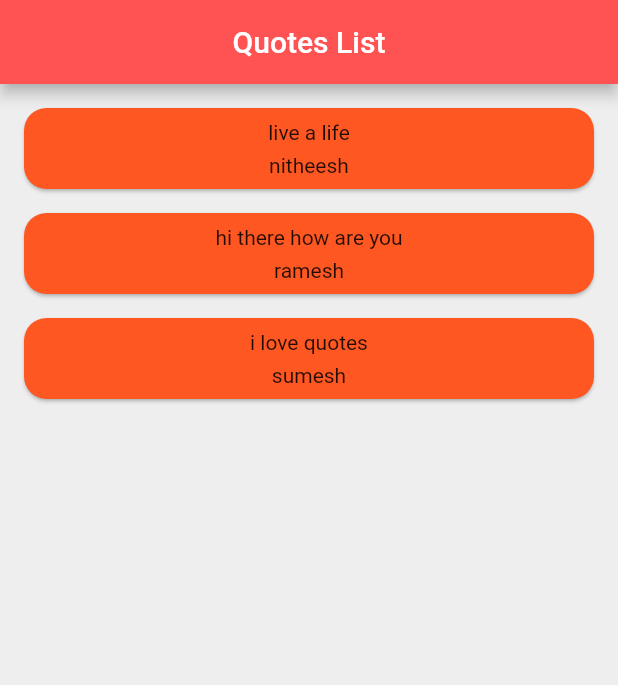
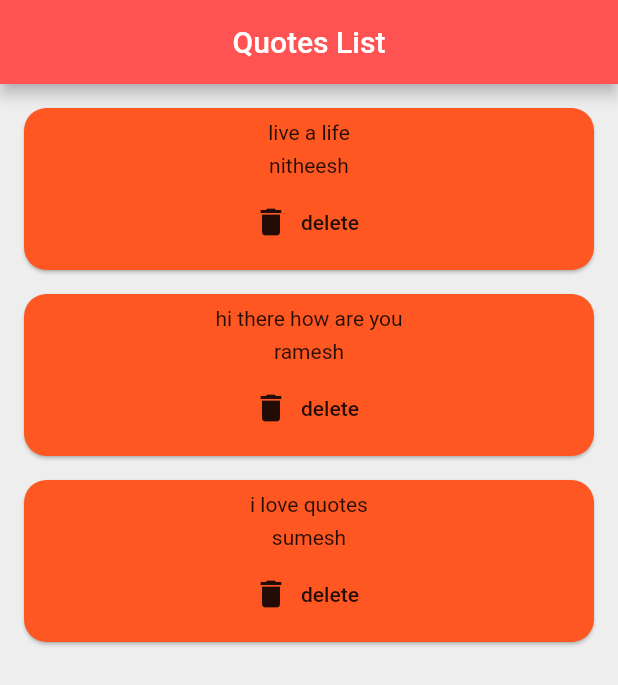
Before and after one commit to imnithish/myapp, a Flutter app: the screen it shows after launch, on a phone screen of 412 x 824 dp. Shown: the top 685 px of the screen. Run offline on Flutter 3.47's test engine with Material 2 defaults, Android fonts, the phone set to English and light mode, and no system bars.

Commit message:
functions as parameters

```diff
--- a/lib/main.dart
+++ b/lib/main.dart
@@ -3,7 +3,8 @@ import 'package:flutter/material.dart';
 import 'quote.dart';
 import 'quote_card.dart';
 
-void main() => runApp(MaterialApp(
+void main() =>
+    runApp(MaterialApp(
       home: QuoteList(),
     ));
 
@@ -30,7 +31,16 @@ class _QuoteListState extends State<QuoteList> {
       ),
       body: Column(
         crossAxisAlignment: CrossAxisAlignment.stretch,
-        children: quotes.map((quotes) => QuoteCard(quote: quotes)).toList(),
+        children: quotes
+            .map((quote) =>
+            QuoteCard(
+                quote: quote,
+                delete: () {
+                  setState(() {
+                    quotes.remove(quote);
+                  });
+                }))
+            .toList(),
       ),
     );
   }
--- a/lib/quote.dart
+++ b/lib/quote.dart
@@ -4,4 +4,5 @@ class Quote {
 
   Quote({this.text, this.author});
 
+
 }
--- a/lib/quote_card.dart
+++ b/lib/quote_card.dart
@@ -4,8 +4,9 @@ import 'package:myapp/quote.dart';
 
 class QuoteCard extends StatelessWidget {
   final Quote quote;
+  final Function delete;
 
-  QuoteCard({this.quote});
+  QuoteCard({this.quote, this.delete});
 
   @override
   Widget build(BuildContext context) {
@@ -23,10 +24,20 @@ class QuoteCard extends StatelessWidget {
             SizedBox(
               height: 6,
             ),
-            Text(quote.author)
+            Text(quote.author),
+            SizedBox(
+              height: 6,
+            ),
+            FlatButton.icon(
+              onPressed: delete,
+              icon: Icon(Icons.delete),
+              label: Text('delete'),
+            )
           ],
         ),
       ),
     );
   }
+
+
 }
```
